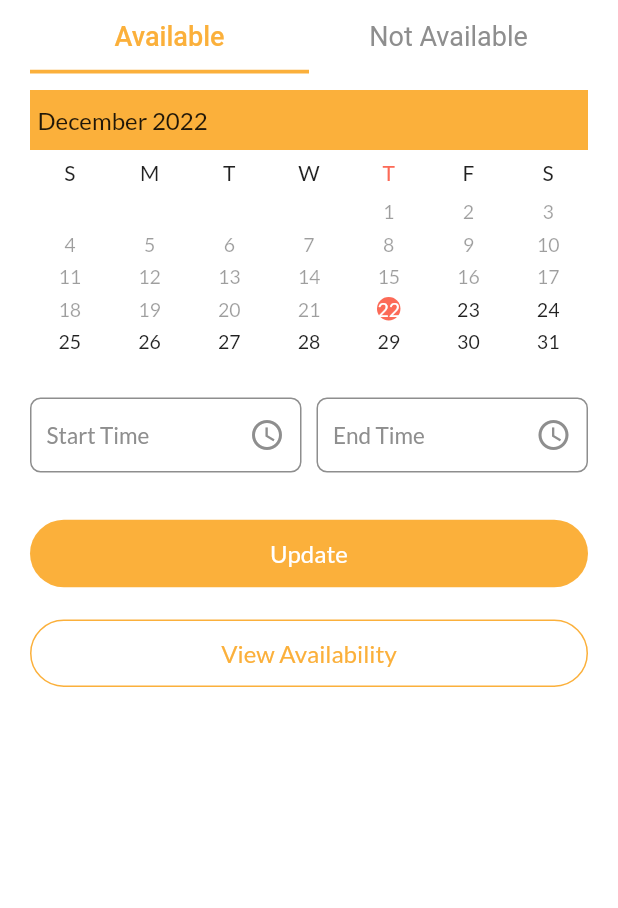
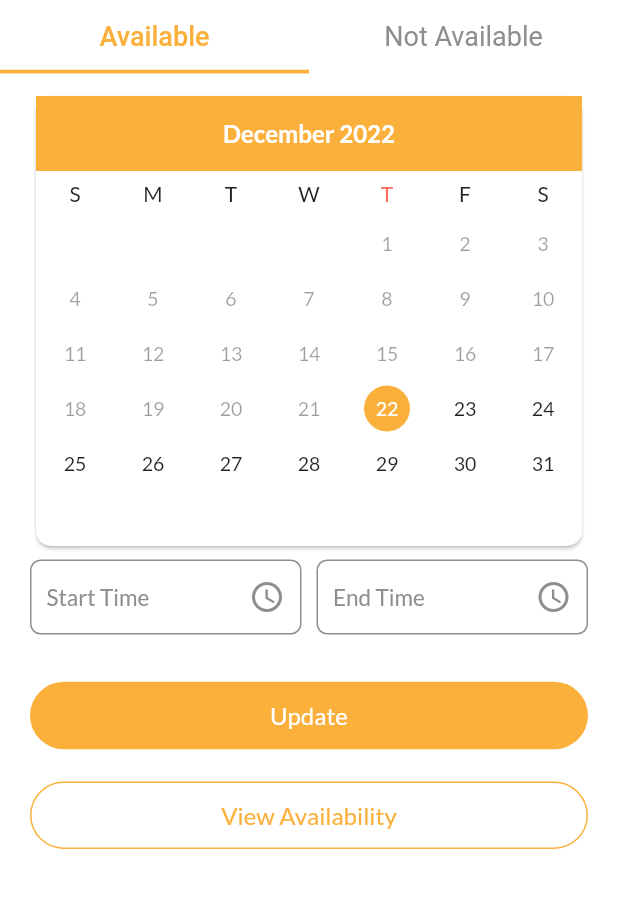
Before and after one commit to karanst/therapy, a Flutter app: the Availability screen opened directly, on a phone screen of 412 x 824 dp, the part 84-992 px from its top. Run offline on Flutter 3.47's test engine with Material 2 defaults, Android fonts, the phone set to English and light mode, and no system bars; drawn by our look-alikes of syncfusion_flutter_datepicker; our stand-ins replace connectivity_plus, fluttertoast, google_fonts, pinput, shared_preferences; missing offline and left inert: flutter_downloader; accounts and stored records are empty; Roboto replaces fonts that are missing (Poppins).

Commit message:
Phase-1 commit UI prototype

```diff
--- a/lib/Helper/colors.dart
+++ b/lib/Helper/colors.dart
@@ -34,6 +34,8 @@ extension colors on ColorScheme {
 
   Color get btnColor =>
       this.brightness == Brightness.dark ? whiteTemp : primary;
+  Color get secColor =>
+      this.brightness == Brightness.dark ? colors.whit :const  Color(0xff2F6248);
 
   Color get lightWhite =>
       this.brightness == Brightness.dark ? darkColor : const Color(0xffffffff);
--- a/lib/Helper/widgets.dart
+++ b/lib/Helper/widgets.dart
@@ -31,7 +31,7 @@ Text secTitleText(String data, context, double size ){
     style:  TextStyle(
       fontSize: size,
       fontWeight: FontWeight.bold,
-      color: colors.secondary
+      color: Theme.of(context).colorScheme.secColor
       //Theme.of(context).colorScheme.fontColor,
     ),);
 }
--- a/lib/view/availability.dart
+++ b/lib/view/availability.dart
@@ -80,17 +80,29 @@ class _AvailabilityState extends State<Availability> {
       padding: const EdgeInsets.only(left: 20.0, right: 20, top: 10, bottom: 10),
       child: Column(
         children: [
-          Container(
-            height: 200,
-            width: MediaQuery.of(context).size.width,
+          Card(
+            shape: RoundedRectangleBorder(
+              borderRadius: BorderRadius.circular(10)
+            ),
             child: SfDateRangePicker(
               selectionMode: DateRangePickerSelectionMode.range,
               initialDisplayDate: DateTime.now(),
               initialSelectedDate: DateTime.now(),
-              rangeSelectionColor: colors.red,
+              selectionColor: colors.primary,
+              startRangeSelectionColor: colors.primary,
+              endRangeSelectionColor: colors.primary,
+              rangeSelectionColor: colors.primary,
+              rangeTextStyle: const TextStyle(color: Colors.white, fontSize: 14),
               enablePastDates: false,
+              headerHeight: 50,
               headerStyle: const DateRangePickerHeaderStyle(
                 backgroundColor: colors.primary,
+                  textAlign: TextAlign.center,
+                  textStyle: TextStyle(
+                      color: colors.whit,
+                      fontSize: 16,
+                      fontWeight: FontWeight.w600
+                  )
               ),
             ),
           ),
@@ -244,17 +256,29 @@ class _AvailabilityState extends State<Availability> {
       padding: const EdgeInsets.only(left: 20.0, right: 20, top: 10, bottom: 10),
       child: Column(
         children: [
-          Container(
-            height: 200,
-            width: MediaQuery.of(context).size.width,
+          Card(
+            shape: RoundedRectangleBorder(
+                borderRadius: BorderRadius.circular(10)
+            ),
             child: SfDateRangePicker(
               selectionMode: DateRangePickerSelectionMode.range,
               initialDisplayDate: DateTime.now(),
               initialSelectedDate: DateTime.now(),
-              rangeSelectionColor: colors.red,
+              selectionColor: colors.primary,
+              startRangeSelectionColor: colors.primary,
+              endRangeSelectionColor: colors.primary,
+              rangeSelectionColor: colors.primary,
+              rangeTextStyle: const TextStyle(color: Colors.white, fontSize: 14),
               enablePastDates: false,
+              headerHeight: 50,
               headerStyle: const DateRangePickerHeaderStyle(
                 backgroundColor: colors.primary,
+                textAlign: TextAlign.center,
+                textStyle: TextStyle(
+                  color: colors.whit,
+                  fontSize: 16,
+                  fontWeight: FontWeight.w600
+                )
               ),
             ),
           ),
@@ -288,7 +312,7 @@ class _AvailabilityState extends State<Availability> {
               child: Column(
                 children: <Widget>[
                   Padding(
-                    padding: const EdgeInsets.symmetric(horizontal: 20.0),
+                    padding: const EdgeInsets.symmetric(horizontal: 0.0),
                     child: Container(
                       width: MediaQuery.of(context).size.width,
                       height: 50,
--- a/lib/view/client_details.dart
+++ b/lib/view/client_details.dart
@@ -171,10 +171,10 @@ class _ClientDetailsState extends State<ClientDetails> {
                       child: CircleAvatar(
                         backgroundColor: colors.secondary1,
                         radius: MediaQuery.of(context).size.width * .2,
-                        child: const Text(
+                        child:  Text(
                           "JW",
                           style: TextStyle(
-                              color: colors.secondary,
+                              color: Theme.of(context).colorScheme.secColor,
                               fontSize: 35,
                               fontWeight: FontWeight.w500),
                         ),
--- a/lib/view/job_details.dart
+++ b/lib/view/job_details.dart
@@ -61,12 +61,12 @@ class JobDetails extends StatelessWidget {
                         Navigator.push(context, MaterialPageRoute(builder: (context)=> ProfileDetails()));
                       },
                       child:
-               const Text("View Profile",style:
+                Text("View Profile",style:
                   TextStyle(
                     fontSize: 14,
                     fontWeight: FontWeight.w600,
                     decoration: TextDecoration.underline,
-                    color: colors.secondary
+                    color: Theme.of(context).colorScheme.secColor
                   ),)),
                 ),
                  Row(
--- a/lib/view/login.dart
+++ b/lib/view/login.dart
@@ -257,8 +257,7 @@ class _LoginState extends State<Login> {
                   child: AppBtn(
                     title: "Send Authentication Code",
                     onPress: () {
-             //          Navigator.push(
-             // context, (MaterialPageRoute(builder: (context) => Verification())));
+                      // Navigator.push(context, (MaterialPageRoute(builder: (context) => Verification())));
 
                      sendOtp();
 
--- a/lib/view/people_support.dart
+++ b/lib/view/people_support.dart
@@ -17,7 +17,7 @@ class PeopleSupport extends StatelessWidget {
   Widget build(BuildContext context) {
 
     return Scaffold(
-      backgroundColor: colors.textFieldClr,
+      // backgroundColor: colors.textFieldClr,
       appBar:  customAppBar("People I Support", context),
       body: ListView.builder(
           itemCount: supportedPeople.length,
--- a/lib/view/people_supported.dart
+++ b/lib/view/people_supported.dart
@@ -17,7 +17,7 @@ class PeopleSupported extends StatelessWidget {
   Widget build(BuildContext context) {
 
     return Scaffold(
-      backgroundColor: colors.textFieldClr,
+      // backgroundColor: colors.textFieldClr,
       appBar:  customAppBar("People I've Supported", context),
       body: ListView.builder(
         itemCount: supportedPeople.length,
--- a/lib/view/profile/edit_profile.dart
+++ b/lib/view/profile/edit_profile.dart
@@ -65,7 +65,7 @@ class _EditProfileState extends State<EditProfile> {
                 Container(
                   height: MediaQuery.of(context).size.height/3.4,
                   decoration: BoxDecoration(
-                      color: colors.secondary.withOpacity(0.7)
+                      color: Theme.of(context).colorScheme.secColor.withOpacity(0.7)
                   ),
                   // child: Image.asset("assets"),
                 )
--- a/lib/view/profile_details.dart
+++ b/lib/view/profile_details.dart
@@ -161,7 +161,7 @@ class ProfileDetails extends StatelessWidget {
                       child: Text(
                         "JW",
                         style: TextStyle(
-                            color: colors.secondary,
+                            color: Theme.of(context).colorScheme.secColor,
                             fontSize: 35,
                             fontWeight: FontWeight.w500),
                       ),
--- a/lib/view/schedule/schedule.dart
+++ b/lib/view/schedule/schedule.dart
@@ -91,7 +91,7 @@ class _ScheduleState extends State<Schedule> {
   @override
   Widget build(BuildContext context) {
     return Scaffold(
-      backgroundColor: colors.textFieldClr,
+      // backgroundColor: colors.textFieldClr,
       appBar: AppBar(
         elevation: 0,
         backgroundColor: colors.primary,
--- a/lib/view/visits/visit_history.dart
+++ b/lib/view/visits/visit_history.dart
@@ -63,11 +63,11 @@ class Visits extends StatelessWidget {
                         Navigator.push(context, MaterialPageRoute(builder: (context)=> ProfileDetails()));
                       },
                       child:
-                      const Text("View Profile",style:
+                       Text("View Profile",style:
                       TextStyle(
                           fontSize: 14,
                           decoration: TextDecoration.underline,
-                          color: colors.secondary,
+                          color: Theme.of(context).colorScheme.secColor,
                         fontWeight: FontWeight.w600,
                       ),)),
                 ),
```
Also changed, not shown: lib/Helper/card_widgets.dart (+10 -10 lines), lib/view/home.dart (+14 -8 lines), lib/view/profile/profile.dart (+25 -2 lines), lib/view/schedule/add_schedule.dart (+7 -7 lines), lib/view/verification.dart (+4 -4 lines), assets/icons/camera.png (added), 2 other files.
